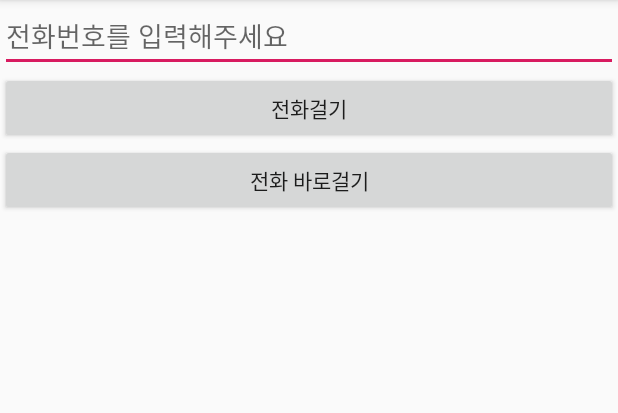
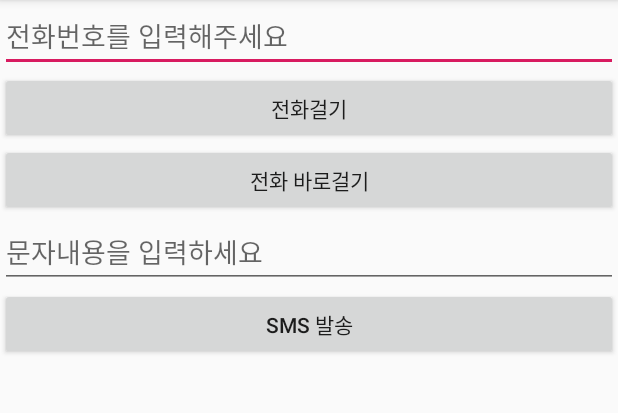
Before and after one commit to luvyoon/GoogleIntent_20181222_01, an Android app: the screen it shows after launch (MainActivity), on a phone screen of 412 x 824 dp, the part 84-497 px from its top. Run offline under Robolectric (Android 15) with nearby library versions, the phone set to English and light mode, and no system bars; 1 statement that could not run was skipped.

Commit message:
sms 발송기능

```diff
--- a/app/src/main/java/kr/tjeit/googleintent_20181222_01/MainActivity.java
+++ b/app/src/main/java/kr/tjeit/googleintent_20181222_01/MainActivity.java
@@ -14,6 +14,8 @@ public class MainActivity extends BaseActivity{
     EditText phoneNumEdt;
     Button dialBtn;
     Button callBtn;
+    Button contentEdt;
+    Button smsEdt;
 
     @Override
     protected void onCreate(Bundle savedInstanceState) {
@@ -29,6 +31,22 @@ public class MainActivity extends BaseActivity{
 
     @Override
     public void setupEvents() {
+
+        smsEdt.setOnClickListener(new View.OnClickListener() {
+            @Override
+            public void onClick(View v) {
+
+                String inputNumber = phoneNumEdt.getText().toString();
+                String inputContent = contentEdt.getText().toString();
+
+                Uri uri = Uri.parse(String.format("smsto:%s",inputNumber));
+                Intent intent = new Intent(Intent.ACTION_SENDTO,uri);
+                intent.putExtra("sms_body",inputContent);
+                startActivity(intent);
+
+
+            }
+        });
 
         callBtn.setOnClickListener(new View.OnClickListener() {
             @Override
@@ -70,6 +88,8 @@ public class MainActivity extends BaseActivity{
         phoneNumEdt = findViewById(R.id.phoneNumEdt);
         dialBtn = findViewById(R.id.dialBtn);
         callBtn =findViewById(R.id.callBtn);
+        contentEdt =findViewById(R.id.contentEdt);
+        smsEdt = findViewById(R.id.smsBtn);
 
     }
 }
--- a/app/src/main/res/layout/activity_main.xml
+++ b/app/src/main/res/layout/activity_main.xml
@@ -31,6 +31,21 @@
         />
 
 
+    <EditText
+        android:id="@+id/contentEdt"
+        android:layout_width="match_parent"
+        android:layout_height="wrap_content"
+        android:hint="문자내용을 입력하세요"/>
+
+    <Button
+        android:id="@+id/smsBtn"
+        android:layout_width="match_parent"
+        android:layout_height="wrap_content"
+        android:text="SMS 발송"
+
+        />
+
+
 
 
 </LinearLayout>
```
